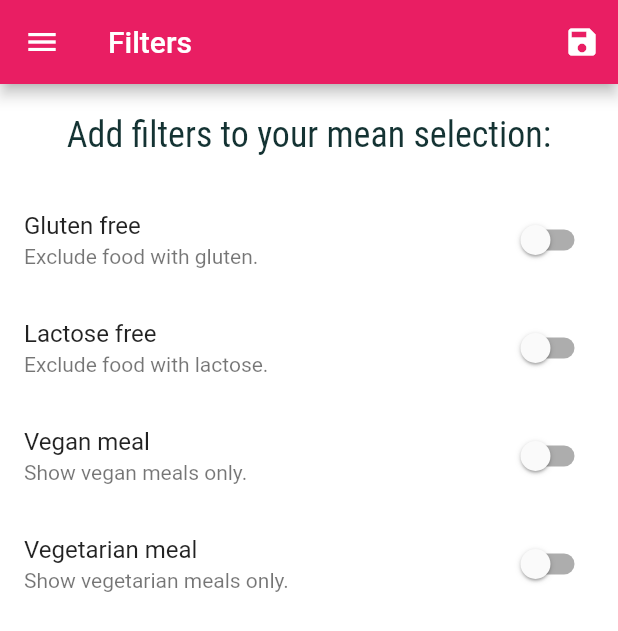
After one commit to IssaBeastBoy/Flutter_Dart, a Flutter app: the Filters screen opened by its route, on a phone screen of 412 x 824 dp. The commit adds this screen. Shown: the top 631 px of the screen. Run offline on Flutter 3.47's test engine with Material 2 defaults, Android fonts, the phone set to English and light mode, and no system bars; missing offline and left inert: dart:ffi; Roboto replaces fonts that are missing (Raleway).

Commit message:
Meal app completed

```diff
--- a/meal_application/lib/main.dart
+++ b/meal_application/lib/main.dart
@@ -1,18 +1,78 @@
 import 'dart:ui';
 
 import 'package:flutter/material.dart';
+
+// Data
+import './data/dummy_data.dart';
 
 // Screens
 import '../screens/categories_screen.dart';
 import '../screens/category_meals.dart';
 import '../screens/meal_details.dart';
 import '../screens/tabs.dart';
+import '../screens/filter.dart';
+
+// Modal
+import './models/meal.dart';
 
 void main() {
   runApp(MyApp());
 }
 
-class MyApp extends StatelessWidget {
+class MyApp extends StatefulWidget {
+  @override
+  State<MyApp> createState() => _MyAppState();
+}
+
+class _MyAppState extends State<MyApp> {
+  Map<String, bool> _filters = {
+    'Gluten': false,
+    'Lactose': false,
+    'Vegan': false,
+    'Vegetarian': false,
+  };
+
+  List<Meal> _mealData = DUMMY_MEALS;
+
+  void _setFilters(Map<String, bool> filters) {
+    setState(() {
+      _filters = filters;
+
+      _mealData = DUMMY_MEALS.where((meal) {
+        if (_filters['Gluten'] == true && !meal.isGlutenFree) {
+          return false;
+        } else if (_filters['Lactose'] == true && !meal.isLactoseFree) {
+          return false;
+        } else if (_filters['Vegan'] == true && !meal.isVegan) {
+          return false;
+        } else if (_filters['Vegetarian'] == true && !meal.isVegetarian) {
+          return false;
+        } else {
+          return true;
+        }
+      }).toList();
+    });
+  }
+
+  List<Meal> _favoritMeals = [];
+
+  void _setFavorite(String mealId) {
+    final indexExit = _favoritMeals.indexWhere((meal) => meal.id == mealId);
+    if (indexExit >= 0) {
+      setState(() {
+        _favoritMeals.removeAt(indexExit);
+      });
+    } else {
+      setState(() {
+        _favoritMeals.add(DUMMY_MEALS.firstWhere((meal) => meal.id == mealId));
+      });
+    }
+  }
+
+  bool _isFavorite(String id) {
+    return _favoritMeals.any((meal) => meal.id == id);
+  }
+
   // This widget is the root of your application.
   @override
   Widget build(BuildContext context) {
@@ -37,9 +97,10 @@ class MyApp extends StatelessWidget {
             ),
       ),
       routes: {
-        '/': (ctx) => TabScreen(),
-        CategoryMeals.routeName: (ctx) => CategoryMeals(),
-        MealDetail.routeName: (ctx) => MealDetail(),
+        '/': (ctx) => TabScreen(_favoritMeals),
+        CategoryMeals.routeName: (ctx) => CategoryMeals(_mealData),
+        MealDetail.routeName: (ctx) => MealDetail(_setFavorite, _isFavorite),
+        Filters.routeName: (ctx) => Filters(_setFilters, _filters),
       },
       onUnknownRoute: (settings) {
         return MaterialPageRoute(builder: ((context) => Categories()));
--- /dev/null
+++ b/meal_application/lib/screens/filter.dart
@@ -0,0 +1,105 @@
+import 'package:flutter/material.dart';
+
+// Widget
+import '../widgets/drawer.dart';
+
+class Filters extends StatefulWidget {
+  static const routeName = '/filters';
+  final Function storeFilters;
+  final Map<String, bool> currentFilter;
+
+  Filters(this.storeFilters, this.currentFilter);
+
+  @override
+  State<Filters> createState() => _FiltersState();
+}
+
+class _FiltersState extends State<Filters> {
+  bool _glutenFree = false;
+  bool _vegetarian = false;
+  bool _vegan = false;
+  bool _lactosefree = false;
+
+  @override
+  void initState() {
+    // TODO: implement initState
+    _glutenFree = widget.currentFilter['Gluten']!;
+    _lactosefree = widget.currentFilter['Lactose']!;
+    _vegan = widget.currentFilter['Vegan']!;
+    _vegetarian = widget.currentFilter['Vegetarian']!;
+    super.initState();
+  }
+
+  Widget _buildSwitchList(bool excludeType, String title, String subtitle,
+      Function(bool?) updateValue) {
+    return SwitchListTile(
+        title: Text(title),
+        value: excludeType,
+        subtitle: Text(subtitle),
+        onChanged: updateValue);
+  }
+
+  @override
+  Widget build(BuildContext context) {
+    return Scaffold(
+      appBar: AppBar(
+        title: Text('Filters'),
+        actions: [
+          IconButton(
+              onPressed: () {
+                Map<String, bool> filters = {
+                  'Gluten': _glutenFree,
+                  'Lactose': _lactosefree,
+                  'Vegan': _vegan,
+                  'Vegetarian': _vegetarian,
+                };
+                widget.storeFilters(filters);
+              },
+              icon: Icon(Icons.save))
+        ],
+      ),
+      drawer: DrawerTab(),
+      body: Column(children: [
+        Container(
+          padding: EdgeInsets.all(20),
+          child: Text(
+            'Add filters to your mean selection:',
+            style: TextStyle(fontSize: 24, fontFamily: 'RobotoCondensed'),
+          ),
+        ),
+        Expanded(
+            child: ListView(
+          children: [
+            _buildSwitchList(
+                _glutenFree, 'Gluten free', 'Exclude food with gluten.',
+                (newValue) {
+              setState(() {
+                _glutenFree = newValue!;
+              });
+            }),
+            _buildSwitchList(
+                _lactosefree, 'Lactose free', 'Exclude food with lactose.',
+                (newValue) {
+              setState(() {
+                _lactosefree = newValue!;
+              });
+            }),
+            _buildSwitchList(_vegan, 'Vegan meal', 'Show vegan meals only.',
+                (newValue) {
+              setState(() {
+                _vegan = newValue!;
+              });
+            }),
+            _buildSwitchList(
+                _vegetarian, 'Vegetarian meal', 'Show vegetarian meals only.',
+                (newValue) {
+              setState(() {
+                _vegetarian = newValue!;
+              });
+            }),
+          ],
+        ))
+      ]),
+    );
+  }
+}
--- a/meal_application/lib/widgets/drawer.dart
+++ b/meal_application/lib/widgets/drawer.dart
@@ -1,7 +1,11 @@
 import 'package:flutter/material.dart';
 
+// Screens
+import '../screens/filter.dart';
+
 class DrawerTab extends StatelessWidget {
-  Widget _buildDrawContent(String title, IconData icon) {
+  Widget buildDrawContent(
+      String title, IconData icon, VoidCallback clickHandler) {
     return ListTile(
       leading: Icon(
         icon,
@@ -15,6 +19,7 @@ class DrawerTab extends StatelessWidget {
           fontWeight: FontWeight.bold,
         ),
       ),
+      onTap: clickHandler,
     );
   }
 
@@ -40,8 +45,12 @@ class DrawerTab extends StatelessWidget {
         SizedBox(
           height: 20,
         ),
-        _buildDrawContent("Meal", Icons.restaurant),
-        _buildDrawContent("Filters", Icons.filter),
+        buildDrawContent("Meal", Icons.restaurant, () {
+          Navigator.of(context).pushNamed('/');
+        }),
+        buildDrawContent("Filters", Icons.filter, () {
+          Navigator.of(context).pushNamed(Filters.routeName);
+        }),
       ],
     ));
   }
```
Also changed, not shown: meal_application/lib/screens/category_meals.dart (+49 -22 lines), meal_application/lib/screens/favorites.dart (+25 -4 lines), meal_application/lib/screens/meal_details.dart (+8 -0 lines), meal_application/lib/screens/tabs.dart (+16 -6 lines), meal_application/lib/widgets/meal_item.dart (+8 -1 lines).
